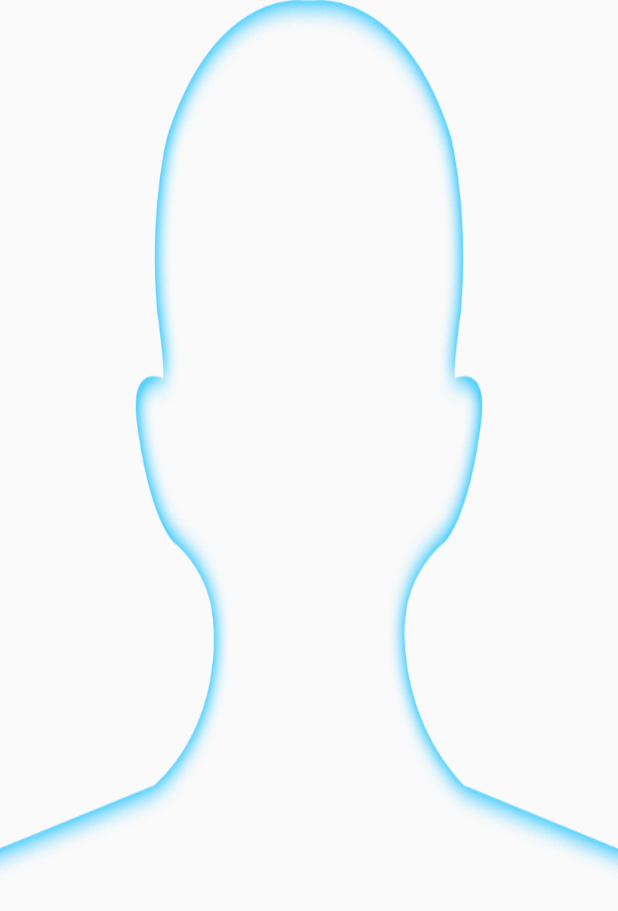
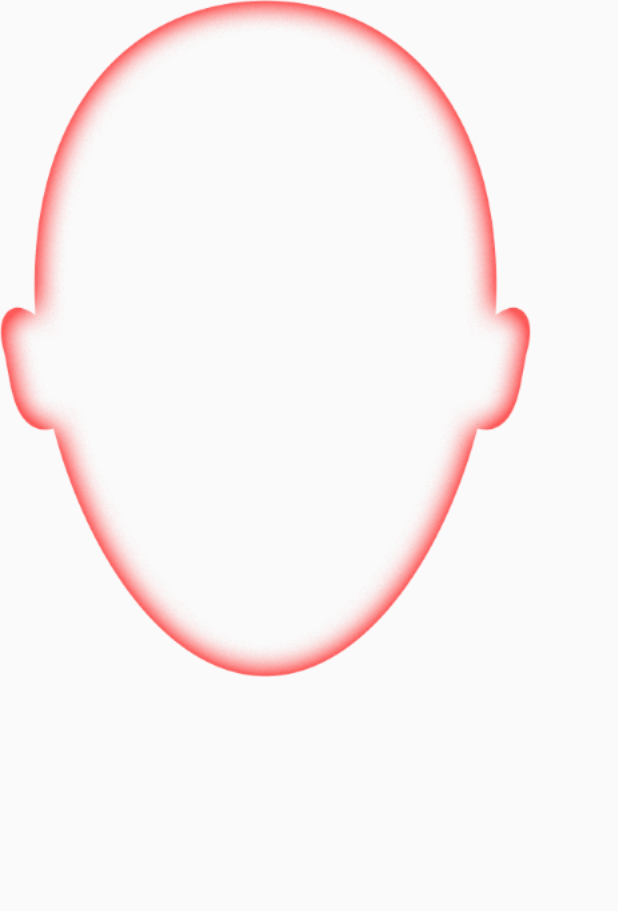
Before and after one commit to floadyun/MonitorPicture, an Android app: the layout view_float_capture.xml on its own in the app's theme, with its tools: preview values and no code run, on a phone screen of 412 x 824 dp. Shown: the top 911 px of the screen. Run offline under Robolectric (Android 15) with nearby library versions, the phone set to English and light mode, and no system bars.

Commit message:
修改人像懸浮框

```diff
--- a/app/src/main/java/com/iwinad/uploadpicture/service/MonitorService.java
+++ b/app/src/main/java/com/iwinad/uploadpicture/service/MonitorService.java
@@ -94,7 +94,7 @@ public class MonitorService extends Service {
 	private void initFloatView(){
 		if(floatView!=null)return;
 		guideView = MoniorActivity.moniorActivity.getLayoutInflater().inflate(R.layout.view_float_capture,null);
-		floatView = new FloatView(MoniorActivity.moniorActivity, 0,476, guideView);
+		floatView = new FloatView(MoniorActivity.moniorActivity, 274,280, guideView);
 		guideView.setFocusable(false);
 		guideView.setClickable(false);
 		floatView.setIsAllowTouch(false);
--- a/app/src/main/java/com/iwinad/uploadpicture/widget/FloatView.java
+++ b/app/src/main/java/com/iwinad/uploadpicture/widget/FloatView.java
@@ -9,8 +9,6 @@ import android.view.MotionEvent;
 import android.view.View;
 import android.view.WindowManager;
 import android.widget.LinearLayout;
-
-import com.base.lib.util.DeviceUtils;
 
 public class FloatView extends LinearLayout {
 
@@ -44,7 +42,7 @@ public class FloatView extends LinearLayout {
         wmParams.gravity = Gravity.LEFT | Gravity.TOP;
         wmParams.format = PixelFormat.RGBA_8888;
         wmParams.flags = WindowManager.LayoutParams.FLAG_NOT_FOCUSABLE;
-        wmParams.width = WindowManager.LayoutParams.MATCH_PARENT;
+        wmParams.width = WindowManager.LayoutParams.WRAP_CONTENT;
         wmParams.height = WindowManager.LayoutParams.WRAP_CONTENT;
         wmParams.x = (int) x;
         wmParams.y = (int) y;
--- a/app/src/main/res/layout/view_float_capture.xml
+++ b/app/src/main/res/layout/view_float_capture.xml
@@ -1,9 +1,9 @@
 <?xml version="1.0" encoding="utf-8"?>
 <RelativeLayout xmlns:android="http://schemas.android.com/apk/res/android"
-    android:orientation="vertical" android:layout_width="match_parent"
+    android:orientation="vertical" android:layout_width="wrap_content"
     android:layout_height="wrap_content">
     <View
-        android:layout_width="match_parent"
-        android:layout_height="880px"
+        android:layout_width="531px"
+        android:layout_height="677px"
         android:background="@drawable/float_capture"/>
 </RelativeLayout>
```
Also changed, not shown: app/src/main/res/drawable-xhdpi/float_capture.jpg (added), app/src/main/res/drawable-xhdpi/float_capture.png (deleted).
